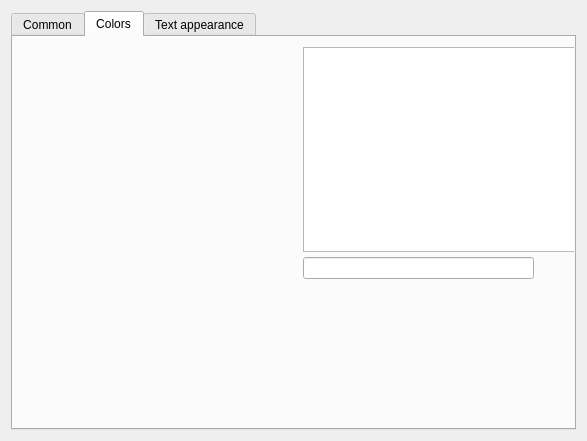
Qt form iconfig/iconfigcustomize.ui (daniel-Jones/IdealIRC) before a commit.
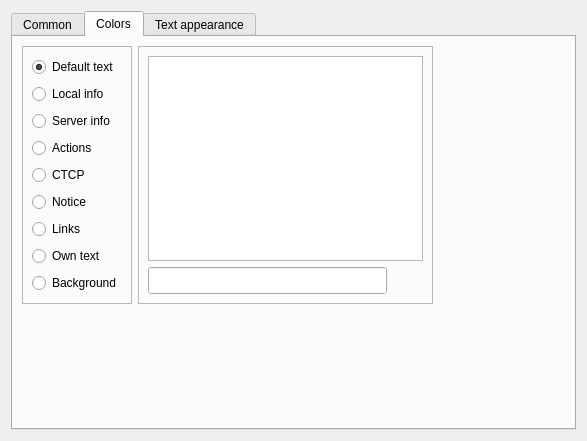
The same form after that commit. The open tabs and pages were chosen to show the change.

What changed in the file:
```diff
--- a/iconfig/iconfigcustomize.ui
+++ b/iconfig/iconfigcustomize.ui
@@ -80,15 +80,28 @@
       <attribute name="title">
        <string>Colors</string>
       </attribute>
+      <layout class="QGridLayout" name="gridLayout_6">
+       <item row="0" column="1">
+        <widget class="QFrame" name="frame_2">
+         <property name="frameShape">
+          <enum>QFrame::StyledPanel</enum>
+         </property>
+         <property name="frameShadow">
+          <enum>QFrame::Raised</enum>
+         </property>
+         <layout class="QGridLayout" name="gridLayout_5">
+          <item row="1" column="1">
+           <widget class="QWidget" name="colPreview" native="true">
+            <property name="minimumSize">
+             <size>
+              <width>30</width>
+              <height>0</height>
+             </size>
+            </property>
+           </widget>
+          </item>
+          <item row="1" column="0">
       <widget class="QLineEdit" name="colorCode">
-       <property name="geometry">
-        <rect>
-         <x>290</x>
-         <y>220</y>
-         <width>231</width>
-         <height>22</height>
-        </rect>
-       </property>
        <property name="font">
         <font>
          <family>Courier New</family>
@@ -98,15 +111,9 @@
         </font>
        </property>
       </widget>
+          </item>
+          <item row="0" column="0" colspan="2">
       <widget class="QGraphicsView" name="colorPick">
-       <property name="geometry">
-        <rect>
-         <x>290</x>
-         <y>10</y>
-         <width>275</width>
-         <height>205</height>
-        </rect>
-       </property>
        <property name="minimumSize">
         <size>
          <width>275</width>
@@ -123,16 +130,128 @@
         <cursorShape>CrossCursor</cursorShape>
        </property>
       </widget>
-      <widget class="QWidget" name="colPreview" native="true">
-       <property name="geometry">
-        <rect>
-         <x>530</x>
-         <y>220</y>
-         <width>31</width>
-         <height>21</height>
-        </rect>
-       </property>
-      </widget>
+          </item>
+         </layout>
+        </widget>
+       </item>
+       <item row="0" column="2">
+        <spacer name="horizontalSpacer_3">
+         <property name="orientation">
+          <enum>Qt::Horizontal</enum>
+         </property>
+         <property name="sizeHint" stdset="0">
+          <size>
+           <width>136</width>
+           <height>20</height>
+          </size>
+         </property>
+        </spacer>
+       </item>
+       <item row="1" column="0">
+        <spacer name="verticalSpacer_3">
+         <property name="orientation">
+          <enum>Qt::Vertical</enum>
+         </property>
+         <property name="sizeHint" stdset="0">
+          <size>
+           <width>20</width>
+           <height>122</height>
+          </size>
+         </property>
+        </spacer>
+       </item>
+       <item row="1" column="1">
+        <spacer name="verticalSpacer_2">
+         <property name="orientation">
+          <enum>Qt::Vertical</enum>
+         </property>
+         <property name="sizeHint" stdset="0">
+          <size>
+           <width>20</width>
+           <height>122</height>
+          </size>
+         </property>
+        </spacer>
+       </item>
+       <item row="0" column="0">
+        <widget class="QFrame" name="frame">
+         <property name="frameShape">
+          <enum>QFrame::StyledPanel</enum>
+         </property>
+         <property name="frameShadow">
+          <enum>QFrame::Raised</enum>
+         </property>
+         <layout class="QGridLayout" name="gridLayout_4">
+          <item row="7" column="0">
+           <widget class="QRadioButton" name="rdOwn">
+            <property name="text">
+             <string>Own text</string>
+            </property>
+           </widget>
+          </item>
+          <item row="5" column="0">
+           <widget class="QRadioButton" name="rdNotice">
+            <property name="text">
+             <string>Notice</string>
+            </property>
+           </widget>
+          </item>
+          <item row="3" column="0">
+           <widget class="QRadioButton" name="rdActions">
+            <property name="text">
+             <string>Actions</string>
+            </property>
+           </widget>
+          </item>
+          <item row="4" column="0">
+           <widget class="QRadioButton" name="rdCtcp">
+            <property name="text">
+             <string>CTCP</string>
+            </property>
+           </widget>
+          </item>
+          <item row="0" column="0">
+           <widget class="QRadioButton" name="rdDefault">
+            <property name="text">
+             <string>Default text</string>
+            </property>
+            <property name="checked">
+             <bool>true</bool>
+            </property>
+           </widget>
+          </item>
+          <item row="1" column="0">
+           <widget class="QRadioButton" name="rdLocalInfo">
+            <property name="text">
+             <string>Local info</string>
+            </property>
+           </widget>
+          </item>
+          <item row="8" column="0">
+           <widget class="QRadioButton" name="rdBackground">
+            <property name="text">
+             <string>Background</string>
+            </property>
+           </widget>
+          </item>
+          <item row="2" column="0">
+           <widget class="QRadioButton" name="rdServerInfo">
+            <property name="text">
+             <string>Server info</string>
+            </property>
+           </widget>
+          </item>
+          <item row="6" column="0">
+           <widget class="QRadioButton" name="rdLinks">
+            <property name="text">
+             <string>Links</string>
+            </property>
+           </widget>
+          </item>
+         </layout>
+        </widget>
+       </item>
+      </layout>
      </widget>
      <widget class="QWidget" name="tab_3">
       <attribute name="title">
```
Left out of the diff: 90 changed lines with no effect on the pictures. Lines whose indentation alone changed are shown as unchanged.
